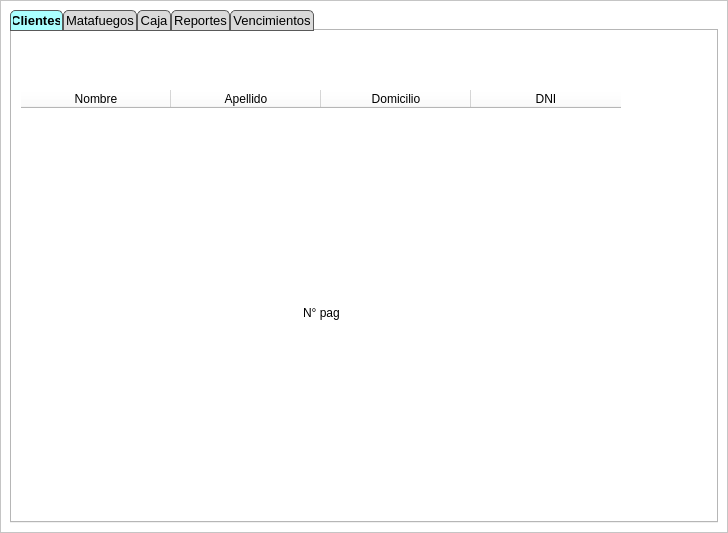
Before: the Qt Designer form resources/ui/ventanaprincipal.ui in Julian2455/beatmat, drawn with Qt 5.
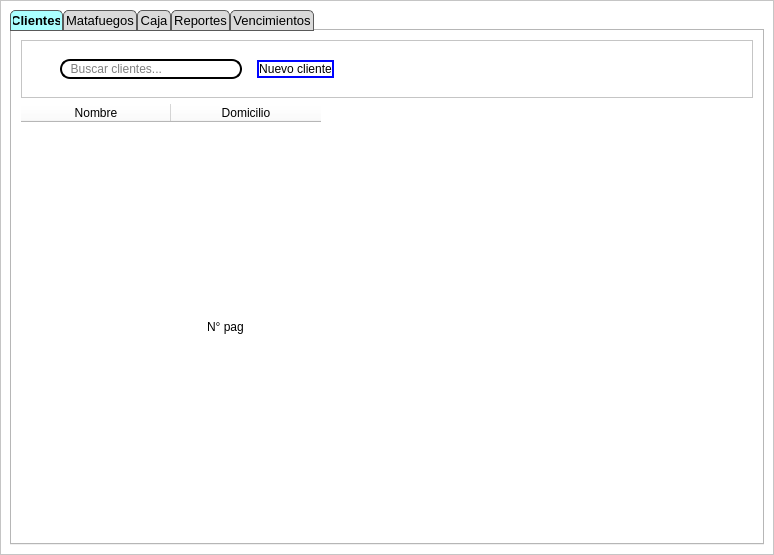
After: the same form once the commit is applied. Icons and pictures are not drawn.

Commit message: Clientes con campos arreglados

Diff of the .ui file:
```diff
--- a/resources/ui/ventanaprincipal.ui
+++ b/resources/ui/ventanaprincipal.ui
@@ -6,15 +6,15 @@
    <rect>
     <x>0</x>
     <y>0</y>
-    <width>728</width>
-    <height>533</height>
+    <width>774</width>
+    <height>555</height>
    </rect>
   </property>
   <property name="windowTitle">
    <string>MainWindow</string>
   </property>
   <widget class="QWidget" name="centralwidget">
-   <layout class="QVBoxLayout" name="verticalLayout">
+   <layout class="QHBoxLayout" name="horizontalLayout_2">
     <property name="spacing">
      <number>0</number>
     </property>
@@ -94,20 +94,95 @@
           </attribute>
           <layout class="QVBoxLayout" name="verticalLayout_7">
            <item>
-            <spacer name="verticalSpacer">
-             <property name="orientation">
-              <enum>Qt::Vertical</enum>
+            <widget class="QFrame" name="frame_2">
+             <property name="frameShape">
+              <enum>QFrame::StyledPanel</enum>
              </property>
-             <property name="sizeType">
-              <enum>QSizePolicy::Fixed</enum>
+             <property name="frameShadow">
+              <enum>QFrame::Raised</enum>
              </property>
-             <property name="sizeHint" stdset="0">
-              <size>
-               <width>20</width>
-               <height>50</height>
-              </size>
-             </property>
-            </spacer>
+             <layout class="QHBoxLayout" name="horizontalLayout_3">
+              <item>
+               <widget class="QLabel" name="label">
+                <property name="minimumSize">
+                 <size>
+                  <width>23</width>
+                  <height>23</height>
+                 </size>
+                </property>
+                <property name="maximumSize">
+                 <size>
+                  <width>23</width>
+                  <height>23</height>
+                 </size>
+                </property>
+                <property name="text">
+                 <string/>
+                </property>
+                <property name="pixmap">
+                 <pixmap>../images/buscar.png</pixmap>
+                </property>
+                <property name="scaledContents">
+                 <bool>true</bool>
+                </property>
+               </widget>
+              </item>
+              <item>
+               <widget class="QLineEdit" name="lineEdit">
+                <property name="styleSheet">
+                 <string notr="true">border: 2px solid;
+border-radius: 10px;</string>
+                </property>
+                <property name="placeholderText">
+                 <string>  Buscar clientes...</string>
+                </property>
+               </widget>
+              </item>
+              <item>
+               <widget class="QWidget" name="widget_2" native="true">
+                <layout class="QHBoxLayout" name="horizontalLayout_4">
+                 <item>
+                  <widget class="QPushButton" name="pushButton_5">
+                   <property name="styleSheet">
+                    <string notr="true">border:2px solid rgb(0, 4, 255);
+border-radius: 10px;</string>
+                   </property>
+                   <property name="text">
+                    <string>Nuevo cliente</string>
+                   </property>
+                   <property name="icon">
+                    <iconset>
+                     <normaloff>../images/nueva-cuenta.png</normaloff>../images/nueva-cuenta.png</iconset>
+                   </property>
+                   <property name="iconSize">
+                    <size>
+                     <width>23</width>
+                     <height>23</height>
+                    </size>
+                   </property>
+                  </widget>
+                 </item>
+                 <item>
+                  <spacer name="horizontalSpacer_4">
+                   <property name="orientation">
+                    <enum>Qt::Horizontal</enum>
+                   </property>
+                   <property name="sizeType">
+                    <enum>QSizePolicy::Maximum</enum>
+                   </property>
+                   <property name="sizeHint" stdset="0">
+                    <size>
+                     <width>400</width>
+                     <height>20</height>
+                    </size>
+                   </property>
+                  </spacer>
+                 </item>
+                </layout>
+               </widget>
+              </item>
+             </layout>
+            </widget>
            </item>
            <item>
             <widget class="QTableWidget" name="tableWidget">
@@ -158,21 +233,11 @@
                <string>Nombre</string>
               </property>
              </column>
-             <column>
-              <property name="text">
-               <string>Apellido</string>
-              </property>
-             </column>
              <column>
               <property name="text">
                <string>Domicilio</string>
               </property>
              </column>
-             <column>
-              <property name="text">
-               <string>DNI</string>
-              </property>
-             </column>
             </widget>
            </item>
            <item>
@@ -284,7 +349,7 @@
                 </property>
                 <property name="sizeHint" stdset="0">
                  <size>
-                  <width>209</width>
+                  <width>400</width>
                   <height>20</height>
                  </size>
                 </property>
```
The commit also changes 3 other files.
